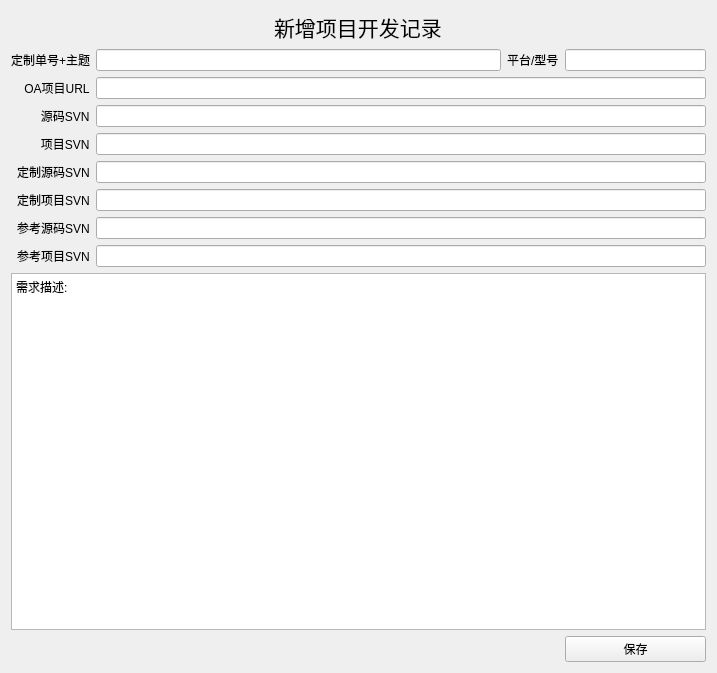
First picture: the form in prjwindow.ui, repository HEYsir/prjbox, before the edit.
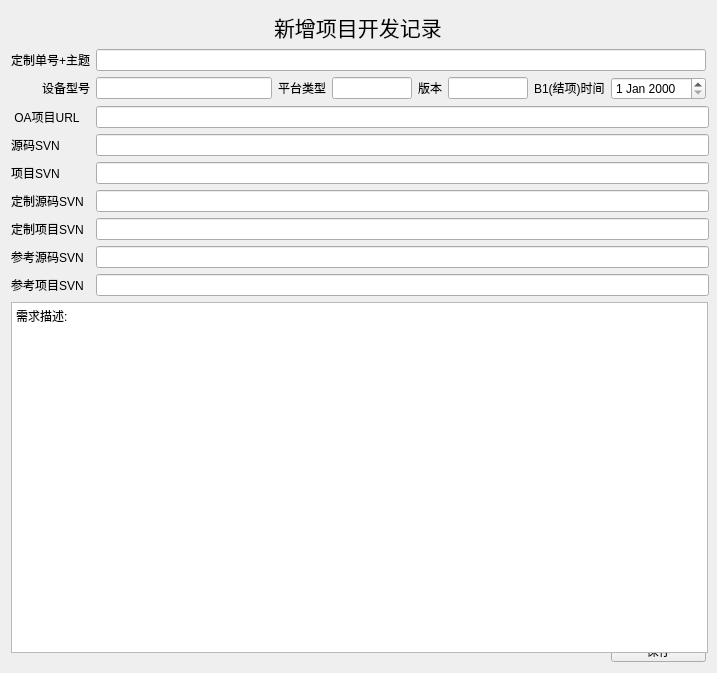
Second picture: the form after the edit.

Commit message: 调整项目信息界面，增加平台、版本和deadline信息，调整布局

```diff
--- a/prjwindow.ui
+++ b/prjwindow.ui
@@ -34,91 +34,62 @@
   <layout class="QGridLayout" name="gridLayout_2">
    <item row="1" column="0">
     <layout class="QGridLayout" name="gridLayout">
-     <item row="4" column="1" colspan="3">
-      <widget class="QLineEdit" name="inheritcode">
+     <item row="1" column="6">
+      <widget class="QLabel" name="label_14">
        <property name="sizePolicy">
-        <sizepolicy hsizetype="Minimum" vsizetype="Minimum">
+        <sizepolicy hsizetype="Fixed" vsizetype="Fixed">
          <horstretch>0</horstretch>
          <verstretch>0</verstretch>
         </sizepolicy>
        </property>
-       <property name="minimumSize">
-        <size>
-         <width>581</width>
-         <height>0</height>
-        </size>
+       <property name="text">
+        <string>B1(结项)时间</string>
        </property>
       </widget>
      </item>
-     <item row="5" column="0" alignment="Qt::AlignRight">
-      <widget class="QLabel" name="label_9">
+     <item row="1" column="7">
+      <widget class="QDateEdit" name="deadline">
        <property name="sizePolicy">
         <sizepolicy hsizetype="Fixed" vsizetype="Fixed">
          <horstretch>0</horstretch>
          <verstretch>0</verstretch>
         </sizepolicy>
        </property>
+      </widget>
+     </item>
+     <item row="8" column="0" alignment="Qt::AlignRight">
+      <widget class="QLabel" name="label_8">
+       <property name="sizePolicy">
+        <sizepolicy hsizetype="Fixed" vsizetype="Fixed">
+         <horstretch>0</horstretch>
+         <verstretch>0</verstretch>
+        </sizepolicy>
+       </property>
+       <property name="layoutDirection">
+        <enum>Qt::RightToLeft</enum>
+       </property>
        <property name="text">
-        <string>定制项目SVN</string>
+        <string>参考项目SVN</string>
+       </property>
+      </widget>
+     </item>
+     <item row="0" column="0" alignment="Qt::AlignRight">
+      <widget class="QLabel" name="label_2">
+       <property name="sizePolicy">
+        <sizepolicy hsizetype="Fixed" vsizetype="Fixed">
+         <horstretch>0</horstretch>
+         <verstretch>0</verstretch>
+        </sizepolicy>
+       </property>
+       <property name="layoutDirection">
+        <enum>Qt::RightToLeft</enum>
+       </property>
+       <property name="text">
+        <string>定制单号+主题</string>
        </property>
       </widget>
      </item>
      <item row="3" column="0" alignment="Qt::AlignRight">
-      <widget class="QLabel" name="label_6">
-       <property name="sizePolicy">
-        <sizepolicy hsizetype="Fixed" vsizetype="Fixed">
-         <horstretch>0</horstretch>
-         <verstretch>0</verstretch>
-        </sizepolicy>
-       </property>
-       <property name="text">
-        <string>      项目SVN</string>
-       </property>
-      </widget>
-     </item>
-     <item row="4" column="0" alignment="Qt::AlignRight">
-      <widget class="QLabel" name="label_10">
-       <property name="sizePolicy">
-        <sizepolicy hsizetype="Fixed" vsizetype="Fixed">
-         <horstretch>0</horstretch>
-         <verstretch>0</verstretch>
-        </sizepolicy>
-       </property>
-       <property name="text">
-        <string>定制源码SVN</string>
-       </property>
-      </widget>
-     </item>
-     <item row="5" column="1" colspan="3">
-      <widget class="QLineEdit" name="inheritprj">
-       <property name="sizePolicy">
-        <sizepolicy hsizetype="Minimum" vsizetype="Minimum">
-         <horstretch>0</horstretch>
-         <verstretch>0</verstretch>
-        </sizepolicy>
-       </property>
-       <property name="minimumSize">
-        <size>
-         <width>581</width>
-         <height>0</height>
-        </size>
-       </property>
-      </widget>
-     </item>
-     <item row="9" column="3">
-      <widget class="QPushButton" name="prjsave">
-       <property name="minimumSize">
-        <size>
-         <width>80</width>
-         <height>22</height>
-        </size>
-       </property>
-       <property name="text">
-        <string>保存</string>
-       </property>
-      </widget>
-     </item>
-     <item row="2" column="0" alignment="Qt::AlignRight">
       <widget class="QLabel" name="label_5">
        <property name="sizePolicy">
         <sizepolicy hsizetype="Fixed" vsizetype="Fixed">
@@ -126,12 +97,15 @@
          <verstretch>0</verstretch>
         </sizepolicy>
        </property>
+       <property name="layoutDirection">
+        <enum>Qt::RightToLeft</enum>
+       </property>
        <property name="text">
-        <string>      源码SVN</string>
+        <string>源码SVN</string>
        </property>
       </widget>
      </item>
-     <item row="1" column="0" alignment="Qt::AlignRight">
+     <item row="2" column="0" alignment="Qt::AlignRight">
       <widget class="QLabel" name="label_4">
        <property name="sizePolicy">
         <sizepolicy hsizetype="Fixed" vsizetype="Fixed">
@@ -139,28 +113,184 @@
          <verstretch>0</verstretch>
         </sizepolicy>
        </property>
+       <property name="layoutDirection">
+        <enum>Qt::RightToLeft</enum>
+       </property>
        <property name="text">
         <string> OA项目URL</string>
        </property>
       </widget>
      </item>
-     <item row="0" column="3">
+     <item row="4" column="0" alignment="Qt::AlignRight">
+      <widget class="QLabel" name="label_6">
+       <property name="sizePolicy">
+        <sizepolicy hsizetype="Fixed" vsizetype="Fixed">
+         <horstretch>0</horstretch>
+         <verstretch>0</verstretch>
+        </sizepolicy>
+       </property>
+       <property name="layoutDirection">
+        <enum>Qt::RightToLeft</enum>
+       </property>
+       <property name="text">
+        <string>项目SVN</string>
+       </property>
+      </widget>
+     </item>
+     <item row="5" column="0" alignment="Qt::AlignRight">
+      <widget class="QLabel" name="label_10">
+       <property name="sizePolicy">
+        <sizepolicy hsizetype="Fixed" vsizetype="Fixed">
+         <horstretch>0</horstretch>
+         <verstretch>0</verstretch>
+        </sizepolicy>
+       </property>
+       <property name="layoutDirection">
+        <enum>Qt::RightToLeft</enum>
+       </property>
+       <property name="text">
+        <string>定制源码SVN</string>
+       </property>
+      </widget>
+     </item>
+     <item row="6" column="0" alignment="Qt::AlignRight">
+      <widget class="QLabel" name="label_9">
+       <property name="sizePolicy">
+        <sizepolicy hsizetype="Fixed" vsizetype="Fixed">
+         <horstretch>0</horstretch>
+         <verstretch>0</verstretch>
+        </sizepolicy>
+       </property>
+       <property name="layoutDirection">
+        <enum>Qt::RightToLeft</enum>
+       </property>
+       <property name="text">
+        <string>定制项目SVN</string>
+       </property>
+      </widget>
+     </item>
+     <item row="1" column="3">
+      <widget class="QLineEdit" name="platform">
+       <property name="sizePolicy">
+        <sizepolicy hsizetype="Fixed" vsizetype="Fixed">
+         <horstretch>0</horstretch>
+         <verstretch>0</verstretch>
+        </sizepolicy>
+       </property>
+       <property name="minimumSize">
+        <size>
+         <width>80</width>
+         <height>22</height>
+        </size>
+       </property>
+       <property name="maximumSize">
+        <size>
+         <width>80</width>
+         <height>16777215</height>
+        </size>
+       </property>
+      </widget>
+     </item>
+     <item row="1" column="4">
+      <widget class="QLabel" name="label_12">
+       <property name="sizePolicy">
+        <sizepolicy hsizetype="Fixed" vsizetype="Fixed">
+         <horstretch>0</horstretch>
+         <verstretch>0</verstretch>
+        </sizepolicy>
+       </property>
+       <property name="text">
+        <string>版本</string>
+       </property>
+      </widget>
+     </item>
+     <item row="1" column="2">
+      <widget class="QLabel" name="label_13">
+       <property name="sizePolicy">
+        <sizepolicy hsizetype="Fixed" vsizetype="Fixed">
+         <horstretch>0</horstretch>
+         <verstretch>0</verstretch>
+        </sizepolicy>
+       </property>
+       <property name="text">
+        <string>平台类型</string>
+       </property>
+      </widget>
+     </item>
+     <item row="1" column="5">
+      <widget class="QLineEdit" name="version">
+       <property name="sizePolicy">
+        <sizepolicy hsizetype="Fixed" vsizetype="Fixed">
+         <horstretch>0</horstretch>
+         <verstretch>0</verstretch>
+        </sizepolicy>
+       </property>
+       <property name="minimumSize">
+        <size>
+         <width>80</width>
+         <height>22</height>
+        </size>
+       </property>
+       <property name="maximumSize">
+        <size>
+         <width>80</width>
+         <height>22</height>
+        </size>
+       </property>
+      </widget>
+     </item>
+     <item row="1" column="0">
+      <widget class="QLabel" name="label_11">
+       <property name="sizePolicy">
+        <sizepolicy hsizetype="Fixed" vsizetype="Fixed">
+         <horstretch>0</horstretch>
+         <verstretch>0</verstretch>
+        </sizepolicy>
+       </property>
+       <property name="layoutDirection">
+        <enum>Qt::RightToLeft</enum>
+       </property>
+       <property name="text">
+        <string>设备型号</string>
+       </property>
+       <property name="alignment">
+        <set>Qt::AlignRight|Qt::AlignTrailing|Qt::AlignVCenter</set>
+       </property>
+      </widget>
+     </item>
+     <item row="1" column="1">
       <widget class="QLineEdit" name="dev">
        <property name="sizePolicy">
-        <sizepolicy hsizetype="Minimum" vsizetype="Minimum">
+        <sizepolicy hsizetype="Minimum" vsizetype="Fixed">
          <horstretch>0</horstretch>
          <verstretch>0</verstretch>
         </sizepolicy>
        </property>
        <property name="minimumSize">
         <size>
-         <width>141</width>
+         <width>100</width>
          <height>22</height>
         </size>
        </property>
       </widget>
      </item>
-     <item row="0" column="1">
+     <item row="7" column="0" alignment="Qt::AlignRight">
+      <widget class="QLabel" name="label_7">
+       <property name="sizePolicy">
+        <sizepolicy hsizetype="Fixed" vsizetype="Fixed">
+         <horstretch>0</horstretch>
+         <verstretch>0</verstretch>
+        </sizepolicy>
+       </property>
+       <property name="layoutDirection">
+        <enum>Qt::RightToLeft</enum>
+       </property>
+       <property name="text">
+        <string>参考源码SVN</string>
+       </property>
+      </widget>
+     </item>
+     <item row="0" column="1" colspan="7">
       <widget class="QLineEdit" name="no">
        <property name="sizePolicy">
         <sizepolicy hsizetype="MinimumExpanding" vsizetype="Minimum">
@@ -170,26 +300,136 @@
        </property>
        <property name="minimumSize">
         <size>
-         <width>371</width>
+         <width>50</width>
          <height>22</height>
         </size>
        </property>
       </widget>
      </item>
-     <item row="0" column="2" alignment="Qt::AlignRight">
-      <widget class="QLabel" name="label_3">
-       <property name="sizePolicy">
-        <sizepolicy hsizetype="Fixed" vsizetype="Fixed">
-         <horstretch>0</horstretch>
-         <verstretch>0</verstretch>
-        </sizepolicy>
+     <item row="10" column="7">
+      <widget class="QPushButton" name="prjsave">
+       <property name="minimumSize">
+        <size>
+         <width>80</width>
+         <height>22</height>
+        </size>
        </property>
        <property name="text">
-        <string>平台/型号</string>
+        <string>保存</string>
        </property>
       </widget>
      </item>
-     <item row="6" column="1" colspan="3">
+     <item row="2" column="1" colspan="7">
+      <widget class="QLineEdit" name="oa">
+       <property name="sizePolicy">
+        <sizepolicy hsizetype="Minimum" vsizetype="Minimum">
+         <horstretch>0</horstretch>
+         <verstretch>0</verstretch>
+        </sizepolicy>
+       </property>
+       <property name="minimumSize">
+        <size>
+         <width>613</width>
+         <height>0</height>
+        </size>
+       </property>
+       <property name="maximumSize">
+        <size>
+         <width>16777215</width>
+         <height>16777215</height>
+        </size>
+       </property>
+      </widget>
+     </item>
+     <item row="3" column="1" colspan="7">
+      <widget class="QLineEdit" name="code">
+       <property name="sizePolicy">
+        <sizepolicy hsizetype="Minimum" vsizetype="Minimum">
+         <horstretch>0</horstretch>
+         <verstretch>0</verstretch>
+        </sizepolicy>
+       </property>
+       <property name="minimumSize">
+        <size>
+         <width>613</width>
+         <height>0</height>
+        </size>
+       </property>
+       <property name="maximumSize">
+        <size>
+         <width>16777215</width>
+         <height>16777215</height>
+        </size>
+       </property>
+      </widget>
+     </item>
+     <item row="4" column="1" colspan="7">
+      <widget class="QLineEdit" name="prj">
+       <property name="sizePolicy">
+        <sizepolicy hsizetype="Minimum" vsizetype="Minimum">
+         <horstretch>0</horstretch>
+         <verstretch>0</verstretch>
+        </sizepolicy>
+       </property>
+       <property name="minimumSize">
+        <size>
+         <width>613</width>
+         <height>0</height>
+        </size>
+       </property>
+       <property name="maximumSize">
+        <size>
+         <width>16777215</width>
+         <height>16777215</height>
+        </size>
+       </property>
+      </widget>
+     </item>
+     <item row="5" column="1" colspan="7">
+      <widget class="QLineEdit" name="inheritcode">
+       <property name="sizePolicy">
+        <sizepolicy hsizetype="Minimum" vsizetype="Minimum">
+         <horstretch>0</horstretch>
+         <verstretch>0</verstretch>
+        </sizepolicy>
+       </property>
+       <property name="minimumSize">
+        <size>
+         <width>613</width>
+         <height>0</height>
+        </size>
+       </property>
+       <property name="maximumSize">
+        <size>
+         <width>16777215</width>
+         <height>16777215</height>
+        </size>
+       </property>
+      </widget>
+     </item>
+     <item row="6" column="1" colspan="7">
+      <widget class="QLineEdit" name="inheritprj">
+       <property name="sizePolicy">
+        <sizepolicy hsizetype="Minimum" vsizetype="Minimum">
+         <horstretch>0</horstretch>
+         <verstretch>0</verstretch>
+        </sizepolicy>
+       </property>
+       <property name="minimumSize">
+        <size>
+         <width>613</width>
+         <height>0</height>
+        </size>
+       </property>
+       <property name="maximumSize">
+        <size>
+         <width>16777215</width>
+         <height>16777215</height>
+        </size>
+       </property>
+      </widget>
+     </item>
+     <item row="7" column="1" colspan="7">
       <widget class="QLineEdit" name="refcode">
        <property name="sizePolicy">
         <sizepolicy hsizetype="Minimum" vsizetype="Minimum">
@@ -199,13 +439,19 @@
        </property>
        <property name="minimumSize">
         <size>
-         <width>581</width>
+         <width>613</width>
          <height>0</height>
         </size>
        </property>
+       <property name="maximumSize">
+        <size>
+         <width>16777215</width>
+         <height>16777215</height>
+        </size>
+       </property>
       </widget>
      </item>
-     <item row="7" column="1" colspan="3">
+     <item row="8" column="1" colspan="7">
       <widget class="QLineEdit" name="refprj">
        <property name="sizePolicy">
         <sizepolicy hsizetype="Minimum" vsizetype="Minimum">
@@ -215,100 +461,19 @@
        </property>
        <property name="minimumSize">
         <size>
-         <width>581</width>
+         <width>613</width>
          <height>22</height>
         </size>
        </property>
-      </widget>
-     </item>
-     <item row="3" column="1" colspan="3">
-      <widget class="QLineEdit" name="prj">
-       <property name="sizePolicy">
-        <sizepolicy hsizetype="Minimum" vsizetype="Minimum">
-         <horstretch>0</horstretch>
-         <verstretch>0</verstretch>
-        </sizepolicy>
-       </property>
-       <property name="minimumSize">
+       <property name="maximumSize">
         <size>
-         <width>581</width>
-         <height>0</height>
+         <width>16777215</width>
+         <height>16777215</height>
         </size>
        </property>
       </widget>
      </item>
-     <item row="2" column="1" colspan="3">
-      <widget class="QLineEdit" name="code">
-       <property name="sizePolicy">
-        <sizepolicy hsizetype="Minimum" vsizetype="Minimum">
-         <horstretch>0</horstretch>
-         <verstretch>0</verstretch>
-        </sizepolicy>
-       </property>
-       <property name="minimumSize">
-        <size>
-         <width>581</width>
-         <height>0</height>
-        </size>
-       </property>
-      </widget>
-     </item>
-     <item row="1" column="1" colspan="3">
-      <widget class="QLineEdit" name="oa">
-       <property name="sizePolicy">
-        <sizepolicy hsizetype="Minimum" vsizetype="Minimum">
-         <horstretch>0</horstretch>
-         <verstretch>0</verstretch>
-        </sizepolicy>
-       </property>
-       <property name="minimumSize">
-        <size>
-         <width>581</width>
-         <height>0</height>
-        </size>
-       </property>
-      </widget>
-     </item>
-     <item row="0" column="0" alignment="Qt::AlignRight">
-      <widget class="QLabel" name="label_2">
-       <property name="sizePolicy">
-        <sizepolicy hsizetype="Fixed" vsizetype="Fixed">
-         <horstretch>0</horstretch>
-         <verstretch>0</verstretch>
-        </sizepolicy>
-       </property>
-       <property name="text">
-        <string>定制单号+主题</string>
-       </property>
-      </widget>
-     </item>
-     <item row="7" column="0" alignment="Qt::AlignRight">
-      <widget class="QLabel" name="label_8">
-       <property name="sizePolicy">
-        <sizepolicy hsizetype="Fixed" vsizetype="Fixed">
-         <horstretch>0</horstretch>
-         <verstretch>0</verstretch>
-        </sizepolicy>
-       </property>
-       <property name="text">
-        <string>参考项目SVN</string>
-       </property>
-      </widget>
-     </item>
-     <item row="6" column="0" alignment="Qt::AlignRight">
-      <widget class="QLabel" name="label_7">
-       <property name="sizePolicy">
-        <sizepolicy hsizetype="Fixed" vsizetype="Fixed">
-         <horstretch>0</horstretch>
-         <verstretch>0</verstretch>
-        </sizepolicy>
-       </property>
-       <property name="text">
-        <string>参考源码SVN</string>
-       </property>
-      </widget>
-     </item>
-     <item row="8" column="0" colspan="4">
+     <item row="9" column="0" colspan="8">
       <widget class="QPlainTextEdit" name="con">
        <property name="sizePolicy">
         <sizepolicy hsizetype="Minimum" vsizetype="Expanding">
@@ -318,7 +483,7 @@
        </property>
        <property name="minimumSize">
         <size>
-         <width>671</width>
+         <width>697</width>
          <height>351</height>
         </size>
        </property>
```
Left out of the diff: 44 changed lines with no effect on the pictures.
